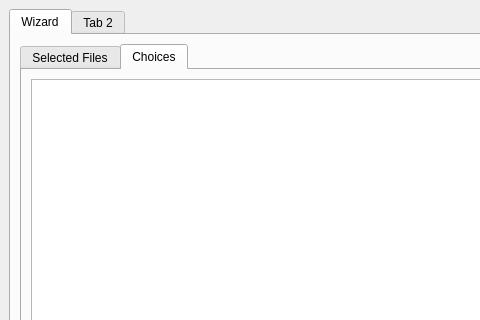
Before: the Qt Designer form skypackages/ui/fomod.ui in leontristain/skyrim-package-manager, drawn with Qt 5; both pictures show x 0 to 480 and y 0 to 320 of the 1255 by 820 pixel window.
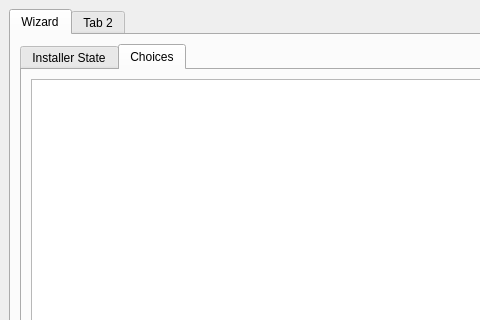
After: the same form once the commit is applied. Custom widgets are drawn as their Qt base class.

What changed in the file:
```diff
--- a/skypackages/ui/fomod.ui
+++ b/skypackages/ui/fomod.ui
@@ -36,7 +36,7 @@
            </property>
            <widget class="QWidget" name="SelectedFilesTab">
             <attribute name="title">
-             <string>Selected Files</string>
+             <string>Installer State</string>
             </attribute>
             <layout class="QGridLayout" name="gridLayout_7">
              <item row="0" column="0">
```
Left out of the diff: 2 changed lines with no effect on the pictures.
